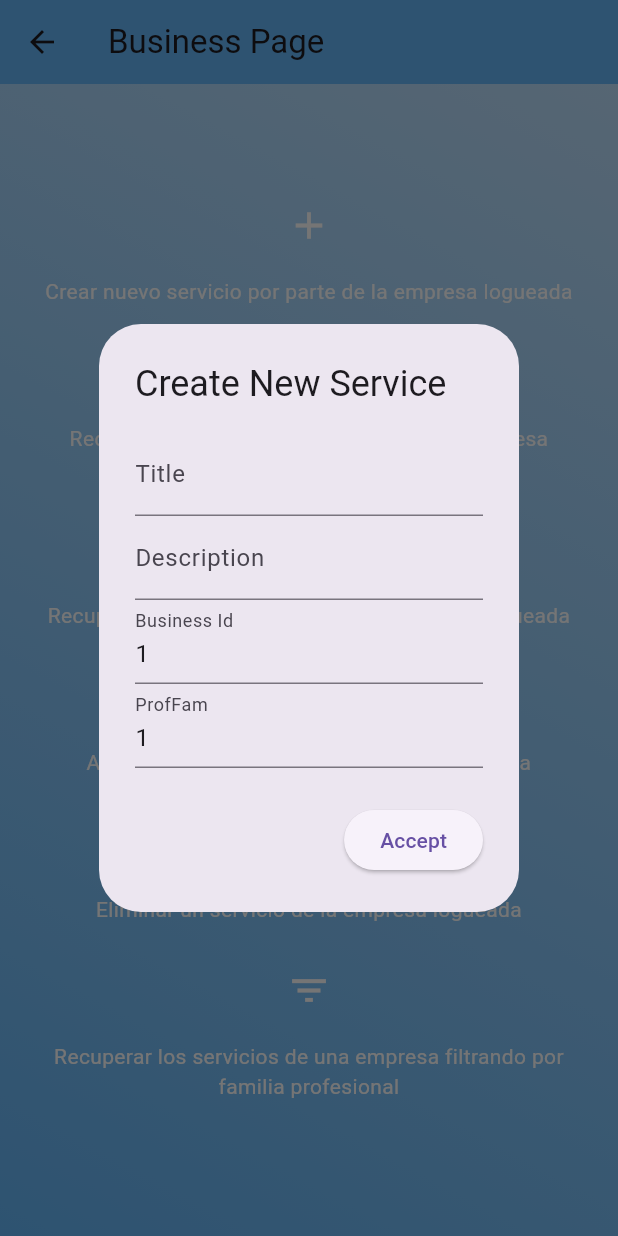
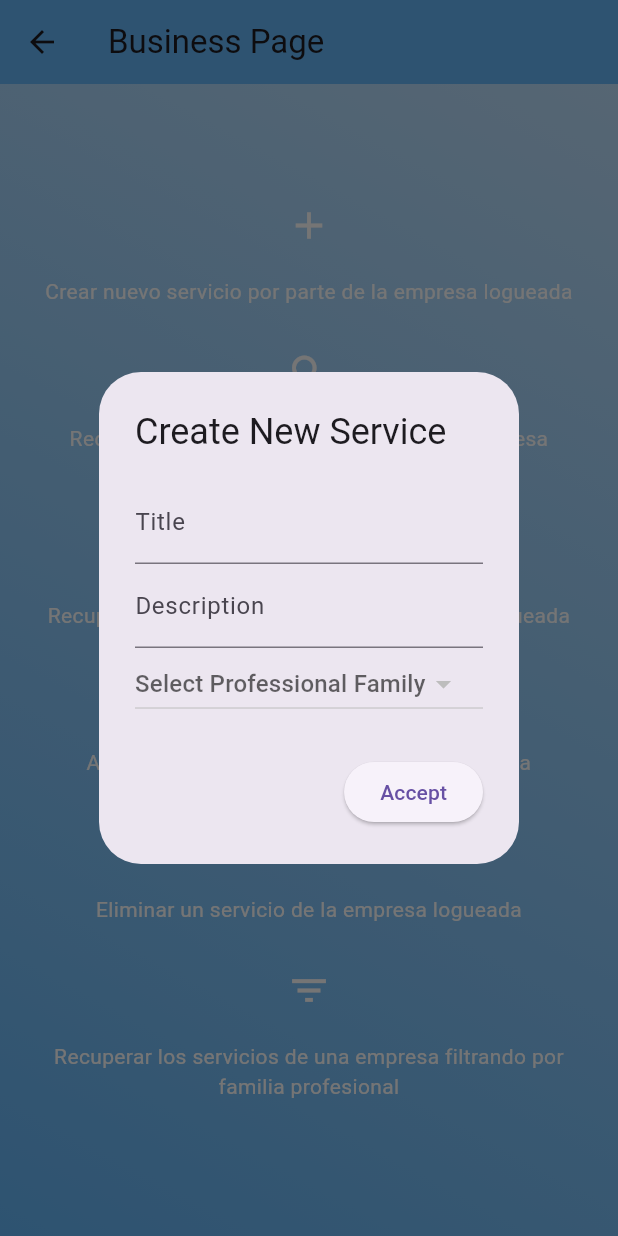
Before and after one commit to JuanJosePinero/Spring_UD4_API_Grupo1, a Flutter app: the BusinessView screen opened directly with empty values, after a tap on the "add" icon, on a phone screen of 412 x 824 dp. Run offline on Flutter 3.47's test engine with Material 3 defaults, Android fonts, the light colour scheme and no system bars; network calls fail.

Commit message:
Creados profamservice

```diff
--- a/lib/business/businessView.dart
+++ b/lib/business/businessView.dart
@@ -1,9 +1,11 @@
 import 'package:flutter/material.dart';
 import 'package:flutter/services.dart';
 import 'package:spring_ud4_grupo1_app/business/businessCards.dart';
+import 'package:spring_ud4_grupo1_app/models/ProFamilyModel.dart';
 import 'package:spring_ud4_grupo1_app/models/ServicioModel.dart';
 
 import '../services/businessService.dart';
+import '../services/proFamilyService.dart';
 
 class BusinessView extends StatefulWidget {
   final String token;
@@ -16,12 +18,26 @@ class BusinessView extends StatefulWidget {
 
 class _BusinessViewState extends State<BusinessView> {
   late BusinessService _businessService;
+  late ProFamilyService
+      _proFamilyService; // Servicio para las familias profesionales
   List<ServicioModel> _services = [];
+  List<ProFamilyModel> _profesionalFamilies = [];
+  ProFamilyModel? _selectedProfesionalFamily;
 
   @override
   void initState() {
     super.initState();
     _businessService = BusinessService();
+    _proFamilyService = ProFamilyService();
+    _loadProFamilies();
+  }
+
+  void _loadProFamilies() async {
+    final families = await _proFamilyService.getProfesionalFamilies(
+        'Bearer${widget.token}'); // Asume que tienes este método
+    setState(() {
+      _profesionalFamilies = families;
+    });
   }
 
   void _businessServices() async {
@@ -38,7 +54,8 @@ class _BusinessViewState extends State<BusinessView> {
       } else {
         // Mostrar mensaje de error si no hay servicios
         ScaffoldMessenger.of(context).showSnackBar(
-          const SnackBar(content: Text("No se pudieron recuperar los servicios")),
+          const SnackBar(
+              content: Text("No se pudieron recuperar los servicios")),
         );
       }
     } catch (e) {
@@ -91,9 +108,11 @@ class _BusinessViewState extends State<BusinessView> {
                         return ListTile(
                           title: Text(services[index].title ?? "Sin título"),
                           onTap: () {
-                          Navigator.of(context).pop(); // Usamos el context del builder
+                            Navigator.of(context)
+                                .pop(); // Usamos el context del builder
                             // Corregido para llamar al método con el contexto correcto y el ID de servicio
-                          _showSpecificServiceDetailsPanel(services[index].id);
+                            _showSpecificServiceDetailsPanel(
+                                services[index].id);
                           },
                         );
                       },
@@ -120,7 +139,8 @@ void _showSpecificServiceDetailsPanel(int? serviceId) async {
       return;
     }
 
-  final serviceDetails = await _businessService.getBusinessSpecificService(widget.token, serviceId);
+    final serviceDetails = await _businessService.getBusinessSpecificService(
+        widget.token, serviceId);
 
     if (serviceDetails != null) {
       showDialog(
@@ -149,14 +169,9 @@ void _showSpecificServiceDetailsPanel(int? serviceId) async {
     }
   }
 
-
-
   void _showCreateServicePanel() {
     final _titleController = TextEditingController();
     final _descriptionController = TextEditingController();
-  // Inicializa los controladores con los valores predeterminados.
-  final _businessIdController = TextEditingController(text: '1'); // Suponiendo '1' como ID por defecto.
-  final _profFamController = TextEditingController(text: '1'); // Suponiendo '1' como ID por defecto.
 
     showDialog(
       context: context,
@@ -174,14 +189,22 @@ void _showSpecificServiceDetailsPanel(int? serviceId) async {
                   controller: _descriptionController,
                   decoration: const InputDecoration(labelText: 'Description'),
                 ),
-              // Estos campos se pueden ocultar o eliminar si siempre van a ser predeterminados
-              TextField(
-                controller: _businessIdController,
-                decoration: const InputDecoration(labelText: 'Business Id'),
-              ),
-              TextField(
-                controller: _profFamController,
-                decoration: const InputDecoration(labelText: 'ProfFam'),
+                DropdownButton<ProFamilyModel>(
+                  value: _selectedProfesionalFamily,
+                  hint: Text("Select Professional Family"),
+                  onChanged: (newValue) {
+                    setState(() {
+                      _selectedProfesionalFamily = newValue!;
+                    });
+                    Navigator.of(context, rootNavigator: true).pop('dialog');
+                    _showCreateServicePanel(); // Vuelve a mostrar el diálogo para reflejar el cambio
+                  },
+                  items: _profesionalFamilies.map((ProFamilyModel family) {
+                    return DropdownMenuItem<ProFamilyModel>(
+                      value: family,
+                      child: Text(family.name ?? 'Nombre no disponible'),
+                    );
+                  }).toList(),
                 ),
               ],
             ),
@@ -190,18 +213,22 @@ void _showSpecificServiceDetailsPanel(int? serviceId) async {
             ElevatedButton(
               child: const Text('Accept'),
               onPressed: () async {
+                try {
+                  final business = await _businessService
+                      .obtenerEmpresaLogueada(widget.token);
                   final newService = ServicioModel(
                     title: _titleController.text,
                     description: _descriptionController.text,
-                businessId: int.tryParse(_businessIdController.text),
-                profesionalFamilyId: int.tryParse(_profFamController.text),
+                    businessId: business,
+                    profesionalFamilyId: _selectedProfesionalFamily,
                   );
-              try {
                   final createdService = await _businessService.createService(
                       widget.token, newService);
-                Navigator.pop(context);
+                  Navigator.pop(
+                      context); // Cierra el diálogo después de la operación exitosa
                 } catch (e) {
-                Navigator.pop(context);
+                  Navigator.pop(
+                      context); // También cierra el diálogo si hay un error
                   ScaffoldMessenger.of(context).showSnackBar(
                     SnackBar(content: Text(e.toString())),
                   );
@@ -213,7 +240,6 @@ void _showSpecificServiceDetailsPanel(int? serviceId) async {
       },
     );
   }
-
 
   @override
   Widget build(BuildContext context) {
--- a/lib/models/ServicioModel.dart
+++ b/lib/models/ServicioModel.dart
@@ -1,3 +1,6 @@
+import 'package:spring_ud4_grupo1_app/models/BusinessModel.dart';
+import 'package:spring_ud4_grupo1_app/models/ProFamilyModel.dart';
+
 class ServicioModel {
   int? id;
   String? title;
@@ -5,8 +8,8 @@ class ServicioModel {
   DateTime? registerDate;
   DateTime? happeningDate;
   int? studentId;
-  int? businessId;
-  int? profesionalFamilyId;
+  BusinessModel? businessId;
+  ProFamilyModel? profesionalFamilyId;
   double? valoration;
   int? finished;
   String? comment;
@@ -32,18 +35,22 @@ class ServicioModel {
       id: json['id'],
       title: json['title'] ?? '',
       description: json['description'] ?? '',
-    registerDate: json['registerDate'] != null ? DateTime.tryParse(json['registerDate']) : null,
-    happeningDate: json['happeningDate'] != null ? DateTime.tryParse(json['happeningDate']) : null,
+      registerDate: json['registerDate'] != null
+          ? DateTime.tryParse(json['registerDate'])
+          : null,
+      happeningDate: json['happeningDate'] != null
+          ? DateTime.tryParse(json['happeningDate'])
+          : null,
       studentId: json['studentId'],
       businessId: json['businessId'],
       profesionalFamilyId: json['profesionalFamilyId'],
-    valoration: (json['valoration'] != null) ? json['valoration'].toDouble() : null,
+      valoration:
+          (json['valoration'] != null) ? json['valoration'].toDouble() : null,
       finished: json['finished'],
       comment: json['comment'] ?? '',
       deleted: json['deleted'],
     );
   }
-
 
   Map<String, dynamic> toJson() {
     return {
--- /dev/null
+++ b/lib/services/proFamilyService.dart
@@ -0,0 +1,26 @@
+import 'dart:convert';
+import 'package:http/http.dart' as http;
+import 'package:spring_ud4_grupo1_app/models/ProFamilyModel.dart';
+import 'package:spring_ud4_grupo1_app/models/ServicioModel.dart';
+
+class ProFamilyService {
+  final String baseUrl = "https://ud4springgrupo1.onrender.com";
+
+  Future<List<ProFamilyModel>> getProfesionalFamilies(String token) async {
+    final response = await http.get(
+      Uri.parse('$baseUrl/proFamily/all'),
+    );
+
+    if (response.statusCode == 200) {
+      final List<dynamic> body = jsonDecode(response.body);
+      final List<ProFamilyModel> proFamilies =
+          body.map((dynamic item) => ProFamilyModel.fromJson(item)).toList();
+      return proFamilies;
+    } else {
+      print(
+          'Failed to load professional families. Status code: ${response.statusCode}');
+      print('Response body: ${response.body}');
+      throw Exception('Failed to load professional families');
+    }
+  }
+}
```
Also changed, not shown: lib/services/businessService.dart (+15 -0 lines). Lines whose indentation alone changed are shown as unchanged.
